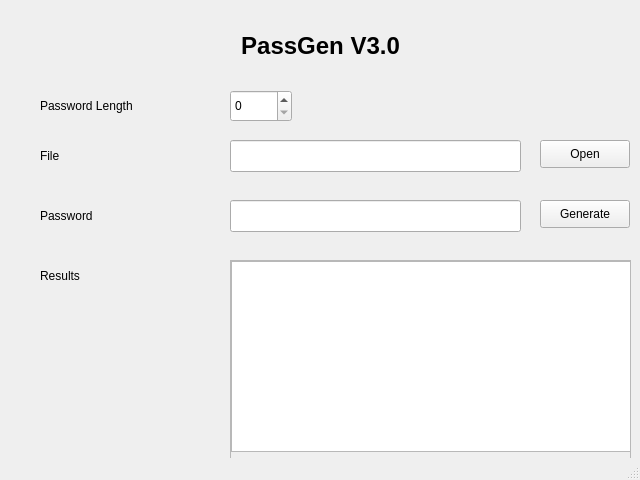
The window that gui.ui (mustafa-qamaruddin/PassGen) describes before a commit, drawn with Qt 5.
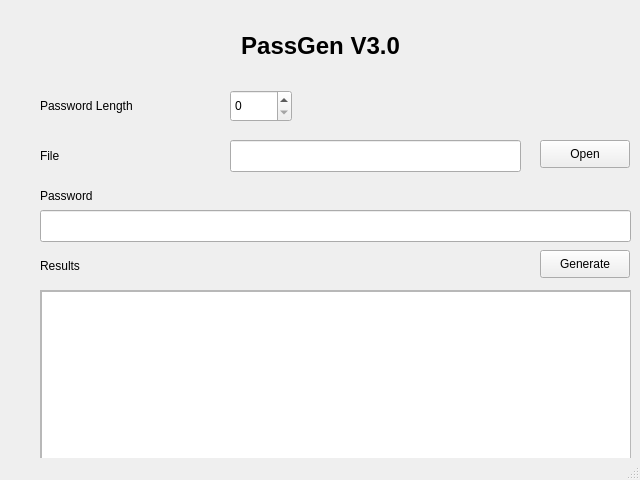
The same window after the commit.

Patch:
```diff
--- a/gui.ui
+++ b/gui.ui
@@ -64,7 +64,7 @@
     <property name="geometry">
      <rect>
       <x>40</x>
-      <y>200</y>
+      <y>180</y>
       <width>131</width>
       <height>31</height>
      </rect>
@@ -76,9 +76,9 @@
    <widget class="QLineEdit" name="lineEdit">
     <property name="geometry">
      <rect>
-      <x>230</x>
-      <y>200</y>
-      <width>291</width>
+      <x>40</x>
+      <y>210</y>
+      <width>591</width>
       <height>32</height>
      </rect>
     </property>
@@ -86,10 +86,10 @@
    <widget class="QScrollArea" name="scrollArea">
     <property name="geometry">
      <rect>
-      <x>230</x>
-      <y>260</y>
-      <width>401</width>
-      <height>201</height>
+      <x>40</x>
+      <y>290</y>
+      <width>591</width>
+      <height>171</height>
      </rect>
     </property>
     <property name="widgetResizable">
@@ -100,8 +100,8 @@
       <rect>
        <x>0</x>
        <y>0</y>
-       <width>399</width>
-       <height>199</height>
+       <width>589</width>
+       <height>169</height>
       </rect>
      </property>
      <widget class="QTextEdit" name="textEdit">
@@ -109,7 +109,7 @@
        <rect>
         <x>0</x>
         <y>0</y>
-        <width>401</width>
+        <width>591</width>
         <height>191</height>
        </rect>
       </property>
@@ -120,7 +120,7 @@
     <property name="geometry">
      <rect>
       <x>40</x>
-      <y>260</y>
+      <y>250</y>
       <width>131</width>
       <height>31</height>
      </rect>
@@ -169,7 +169,7 @@
     <property name="geometry">
      <rect>
       <x>540</x>
-      <y>200</y>
+      <y>250</y>
       <width>90</width>
       <height>28</height>
      </rect>
```
